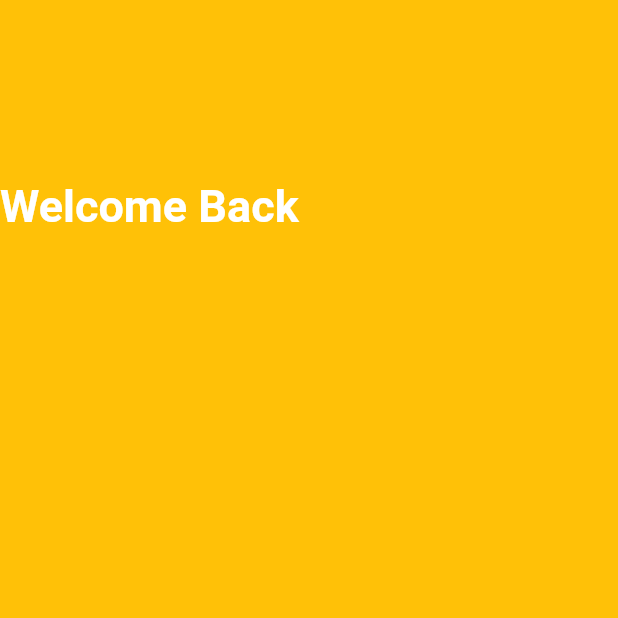
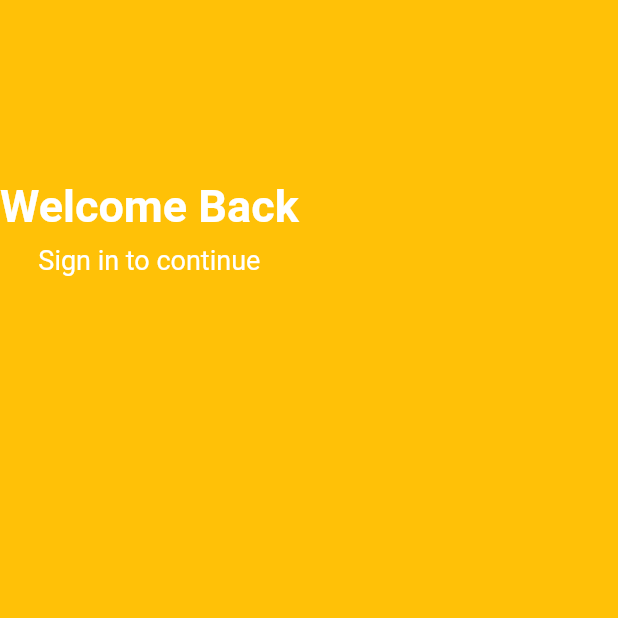
Before and after one commit to Devsaci/grocery_app_hadi_v2, a Flutter app: the screen it shows after launch, on a phone screen of 412 x 824 dp, the top half of it. Run offline on Flutter 3.47's test engine with Material 2 defaults, Android fonts, the phone set to English and light mode, and no system bars; our stand-ins replace card_swiper, fancy_shimmer_image, flutter_iconly, shared_preferences.

Commit message:
TextWidget  "Sign in to continue"

```diff
--- a/lib/screens/auth/login.dart
+++ b/lib/screens/auth/login.dart
@@ -23,6 +23,15 @@ class _LoginScreenState extends State<LoginScreen> {
             textSize: 30,
             isTitle: true,
           ),
+          const SizedBox(
+            height: 8,
+          ),
+          TextWidget(
+            text: "Sign in to continue",
+            color: Colors.white,
+            textSize: 18,
+            isTitle: false,
+          ),
         ],
       ),
     );
```
